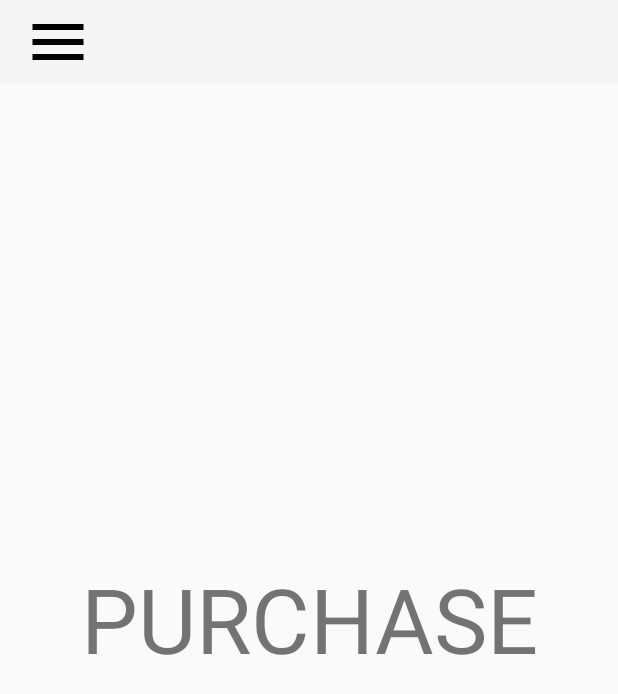
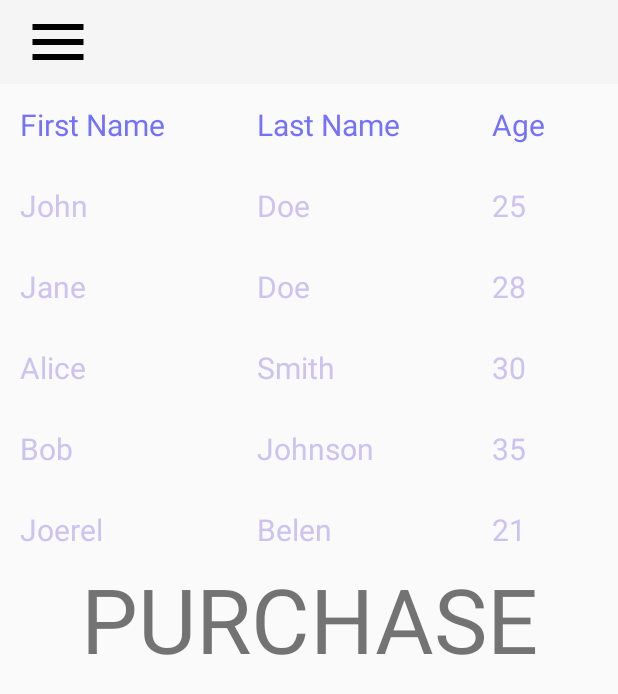
Before and after one commit to jrlbln/Capstone, an Android app: the Purchase screen opened directly, with no data from a screen before it, on a phone screen of 412 x 824 dp. Shown: the top 694 px of the screen. Run offline under Robolectric (Android 15) with nearby library versions, the phone set to English and light mode, and no system bars.

Commit message:
Added the same function as Inventory to Purchase List

```diff
--- a/app/src/main/java/com/example/capstone/Purchase.java
+++ b/app/src/main/java/com/example/capstone/Purchase.java
@@ -2,15 +2,21 @@ package com.example.capstone;
 
 import androidx.appcompat.app.ActionBarDrawerToggle;
 import androidx.appcompat.app.AppCompatActivity;
+
 import androidx.appcompat.widget.Toolbar;
+import androidx.core.content.ContextCompat;
 import androidx.core.view.GravityCompat;
 import androidx.drawerlayout.widget.DrawerLayout;
 
 import android.content.Intent;
+import android.graphics.Color;
 import android.os.Bundle;
 import android.view.MenuItem;
 import android.view.View;
 import android.widget.Button;
+import android.widget.TableLayout;
+import android.widget.TableRow;
+import android.widget.TextView;
 
 import com.google.android.material.navigation.NavigationView;
 
@@ -18,6 +24,8 @@ public class Purchase extends AppCompatActivity {
 
     private DrawerLayout drawerLayout;
     private NavigationView navigationView;
+    private TableLayout tableLayout;
+    private String[][] data = {{"John", "Doe", "25"}, {"Jane", "Doe", "28"}};
 
     @Override
     protected void onCreate(Bundle savedInstanceState) {
@@ -26,6 +34,7 @@ public class Purchase extends AppCompatActivity {
 
         drawerLayout = findViewById(R.id.drawer_layout);
         navigationView = findViewById(R.id.nav_view);
+        tableLayout = findViewById(R.id.tableLayout);
 
         ActionBarDrawerToggle toggle = new ActionBarDrawerToggle(
                 this, drawerLayout, R.string.navigation_drawer_open, R.string.navigation_drawer_close);
@@ -75,8 +84,43 @@ public class Purchase extends AppCompatActivity {
                 return true;
             }
         });
+
+        //table
+        // Create header row
+        TableRow headerRow = new TableRow(this);
+        String[] headerText = {"First Name", "Last Name", "Age"};
+        for (String text : headerText) {
+            TextView textView = new TextView(this);
+            textView.setText(text);
+            textView.setTextColor(ContextCompat.getColor(this, R.color.purple));
+            textView.setTextSize(20);
+            textView.setPadding(20, 20, 20, 20);
+            headerRow.addView(textView);
+        }
+        tableLayout.addView(headerRow);
+
+        // Add initial data rows
+        for (String[] row : data) {
+            TableRow dataRow = new TableRow(this);
+            for (String text : row) {
+                TextView textView = new TextView(this);
+                textView.setText(text);
+                textView.setTextColor(ContextCompat.getColor(this, R.color.light_purple));
+                textView.setTextSize(20);
+                textView.setPadding(20, 20, 20, 20);
+                dataRow.addView(textView);
+            }
+            tableLayout.addView(dataRow);
+        }
+
+        // Add new data dynamically
+        addDataToTable("Alice", "Smith", "30");
+        addDataToTable("Bob", "Johnson", "35");
+        addDataToTable("Joerel", "Belen", "21");
+
     }
 
+    //Nav Bar
     @Override
     public void onBackPressed() {
         if (drawerLayout.isDrawerOpen(GravityCompat.START)) {
@@ -85,4 +129,19 @@ public class Purchase extends AppCompatActivity {
             super.onBackPressed();
         }
     }
+
+    //table
+    private void addDataToTable(String firstName, String lastName, String age) {
+        TableRow dataRow = new TableRow(this);
+        String[] rowData = {firstName, lastName, age};
+        for (String text : rowData) {
+            TextView textView = new TextView(this);
+            textView.setText(text);
+            textView.setTextColor(ContextCompat.getColor(this, R.color.light_purple));
+            textView.setTextSize(20);
+            textView.setPadding(20, 20, 20, 20);
+            dataRow.addView(textView);
+        }
+        tableLayout.addView(dataRow);
+    }
 }
--- a/app/src/main/res/layout/purchase.xml
+++ b/app/src/main/res/layout/purchase.xml
@@ -27,6 +27,22 @@
 
         </androidx.appcompat.widget.Toolbar>
 
+        <TableLayout
+            android:id="@+id/tableLayout"
+            android:layout_width="match_parent"
+            android:layout_height="wrap_content"
+            android:stretchColumns="*"
+            app:layout_constraintBottom_toBottomOf="parent"
+            app:layout_constraintEnd_toEndOf="parent"
+            app:layout_constraintHorizontal_bias="1.0"
+            app:layout_constraintStart_toStartOf="parent"
+            app:layout_constraintTop_toBottomOf="@+id/toolbar"
+            app:layout_constraintVertical_bias="0.0">
+
+            <!-- Header row will be added dynamically -->
+
+        </TableLayout>
+
         <TextView
             android:layout_width="wrap_content"
             android:layout_height="wrap_content"
```
